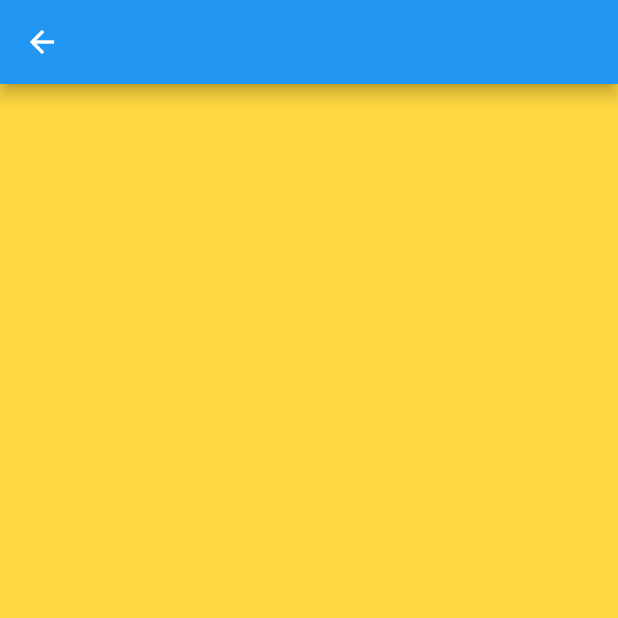
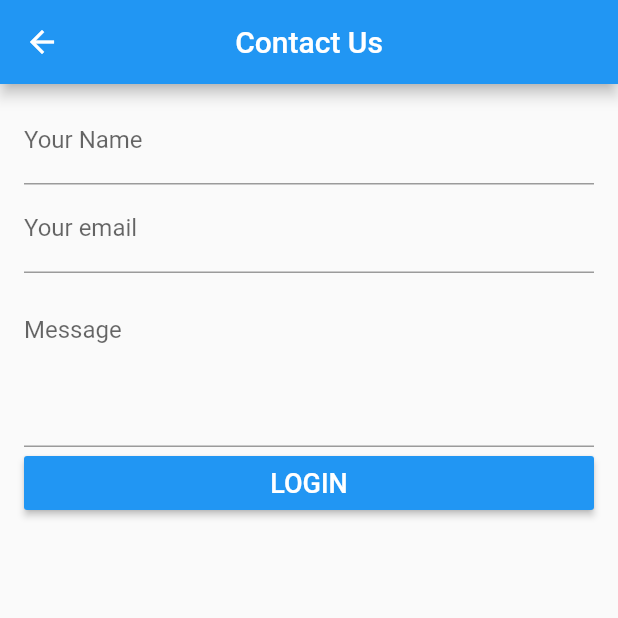
Before and after one commit to Mohamed-Tarek1/Breaking-News, a Flutter app: the Contact screen opened directly, on a phone screen of 412 x 824 dp, the top half of it. Run offline on Flutter 3.47's test engine with Material 2 defaults, Android fonts, the phone set to English and light mode, and no system bars; our stand-ins replace shared_preferences; missing offline and left inert: dart:ffi, page_view_indicator; accounts and stored records are empty.

```diff
--- /dev/null
+++ b/lib/api/authentication_api.dart
@@ -0,0 +1,12 @@
+
+import 'package:flutter/material.dart';
+import 'api_utilities.dart';
+import 'package:http/http.dart'as http;
+
+class AuthenticationAPI{
+  Future<bool> login(String user,String password)async{
+    String allApiUsers="$base_Api&apiKey=$api_Key";
+
+  }
+
+}
--- a/lib/pages/contact.dart
+++ b/lib/pages/contact.dart
@@ -5,13 +5,121 @@ class Contact extends StatefulWidget {
 }
 
 class _ContactState extends State<Contact> {
+  final _formKey= GlobalKey<FormState>();
+  bool isLoading=false;
+TextEditingController nameController;
+  TextEditingController emailController;
+  TextEditingController messageController;
+  @override
+  void initState() {
+    // TODO: implement initState
+    super.initState();
+    nameController=TextEditingController();
+    emailController=TextEditingController();
+    messageController=TextEditingController();
+
+  }
+  @override
+  void dispose() {
+    // TODO: implement dispose
+    super.dispose();
+    nameController.dispose();
+    emailController.dispose();
+    messageController.dispose();
+  }
   @override
   Widget build(BuildContext context) {
     return Scaffold(
-      appBar: AppBar(),
-      body: Container(
-        color: Colors.amberAccent,
+      appBar: AppBar(title: Text("Contact Us"),centerTitle: true,),
+      body:Padding(
+        padding: EdgeInsets.only(top:8.0,left: 16.0,right: 16.0,bottom: 8),
+        child: (isLoading) ? _drawLoading() : _drawForm(),
       ),
     );
+
   }
+
+  Widget _drawLoading() {
+    return Container(
+      child: Center(child: CircularProgressIndicator()),
+    );
+  }
+Widget _drawForm(){
+    return Flexible(
+      child: Form(
+        key: _formKey,
+        child: Column(
+          children: [
+            TextFormField(
+              controller: nameController,
+              decoration: InputDecoration(
+                labelText: 'Your Name',
+              ),
+              validator: (value) {
+                if (value.isEmpty) {
+                  return 'Please enter your username';
+                }
+                return null;
+              },
+            ),
+            TextFormField(
+              controller: emailController,
+              decoration: InputDecoration(
+                labelText: 'Your email',
+              ),
+              validator: (value) {
+                if (value.isEmpty) {
+                  return 'Please enter your email';
+                }
+                return null;
+              },
+            ),
+            TextFormField(
+              controller: messageController,
+              decoration: InputDecoration(
+                labelText: 'Message',
+                alignLabelWithHint: true,
+
+              ),
+              maxLines: 4,
+              validator: (value) {
+                if (value.isEmpty) {
+                  return 'Please enter your username';
+                }
+                return null;
+              },
+            ),
+            Container
+              (
+             // padding: EdgeInsets.all(10.0),
+              width: double.infinity,
+              decoration: BoxDecoration(
+                borderRadius: BorderRadius.circular(20),
+              ),
+              child: RaisedButton(
+                onPressed: (){
+                  if(_formKey.currentState.validate()){
+                    //Loading ,Send message
+                    String name=nameController.text;
+                    String email=emailController.text;
+                    String message=messageController.text;
+                    setState(() {
+                      isLoading = true;
+                    });
+                  }else{
+                    setState(() {
+                      isLoading=false;
+                    });
+                  }
+                },
+
+                color: Colors.blue,
+                child: Text("LOGIN",style: TextStyle(color: Colors.white,fontSize: 18),),
+              ),
+            )
+          ],
+        ),
+      ),
+    );
 }
+}
```
Also changed, not shown: lib/nav_menu/facebook_feeds.dart (+11 -4 lines), lib/nav_menu/login.dart (added, +85 -0 lines), lib/nav_menu/videos.dart (deleted, +0 -12 lines), lib/screens/navigator_drawer.dart (+12 -3 lines).
